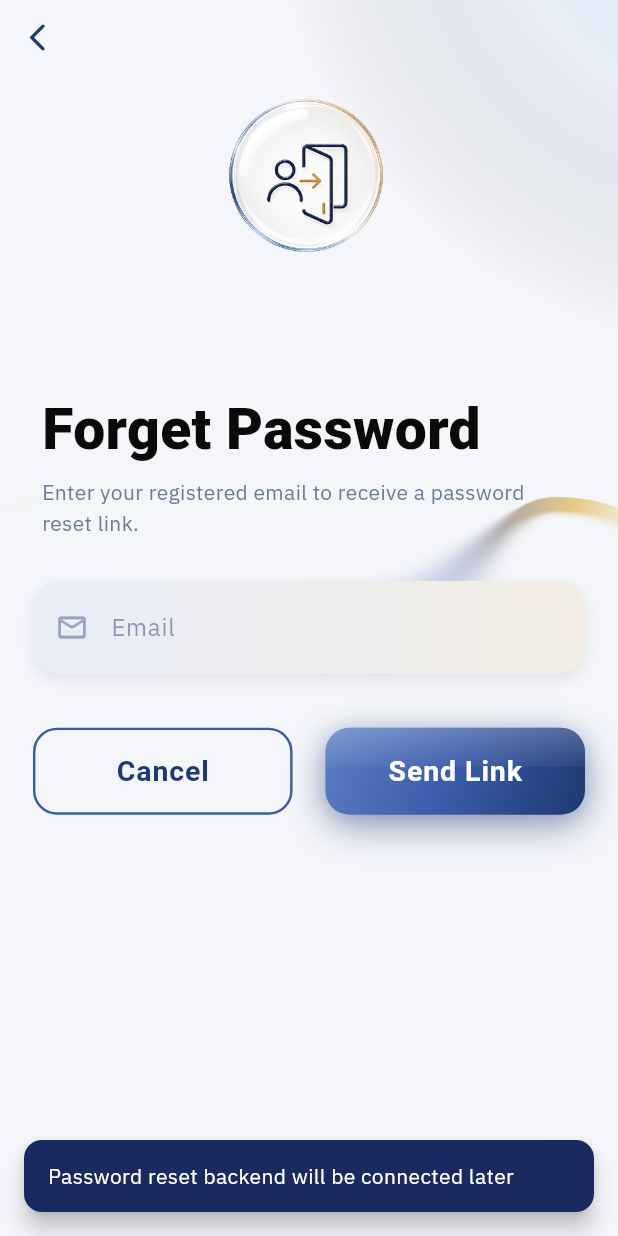
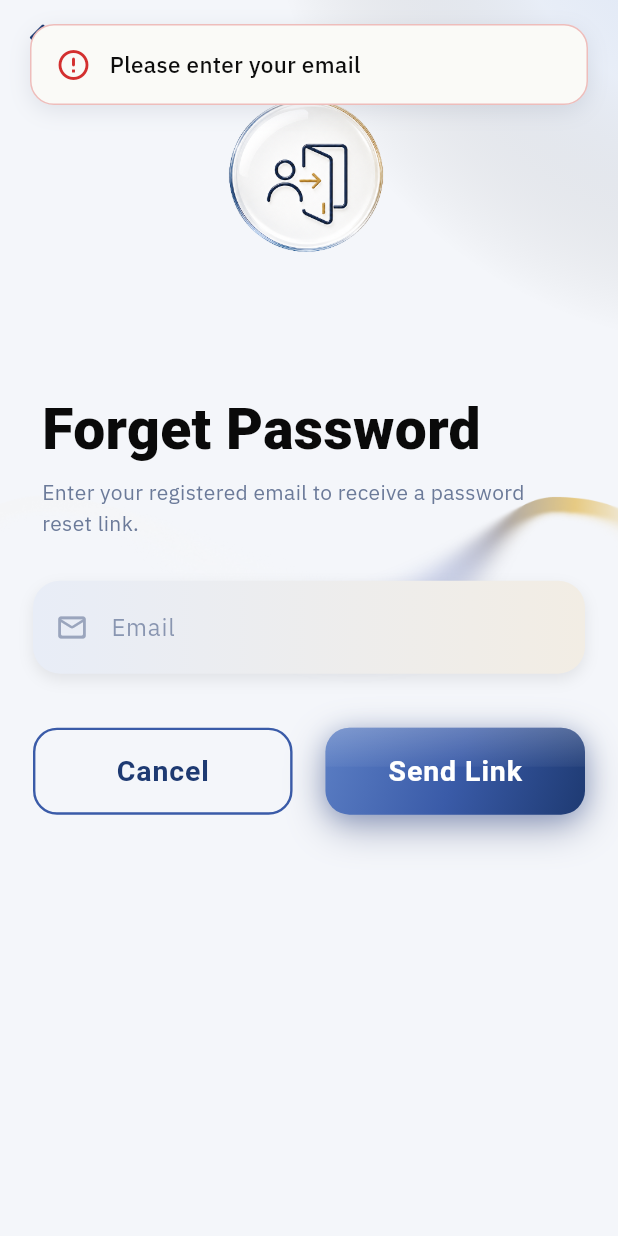
Before and after one commit to muhammadhamad1104/Bulao, a Flutter app: the ForgotPasswordScreen screen opened directly, after a tap on "Send Link", on a phone screen of 412 x 824 dp. Run offline on Flutter 3.47's test engine with Material 3 defaults, Android fonts, the phone set to English and light mode, and no system bars; our stand-ins replace firebase_auth, firebase_core, google_fonts; accounts and stored records are empty.

Commit message:
Complete mobile frontend with Firebase auth integration

```diff
--- /dev/null
+++ b/mobile/lib/core/utils/firebase_error_helper.dart
@@ -0,0 +1,26 @@
+import 'package:firebase_auth/firebase_auth.dart';
+
+class FirebaseErrorHelper {
+  static String getMessage(dynamic e) {
+    if (e is FirebaseAuthException) {
+      switch (e.code) {
+        case 'user-not-found':
+          return 'No account found with this email.';
+        case 'wrong-password':
+          return 'Incorrect password. Please try again.';
+        case 'invalid-email':
+        case 'invalid-credential':
+          return 'Invalid email or password. Please try again.';
+        case 'email-already-in-use':
+          return 'This email is already registered.';
+        case 'weak-password':
+          return 'Password should be at least 6 characters.';
+        case 'network-request-failed':
+          return 'Network error. Please check your internet connection.';
+        default:
+          return e.message ?? 'Something went wrong. Please try again.';
+      }
+    }
+    return 'An unexpected error occurred.';
+  }
+}
--- /dev/null
+++ b/mobile/lib/core/widgets/bulao_toast.dart
@@ -0,0 +1,136 @@
+import 'package:flutter/material.dart';
+import 'package:google_fonts/google_fonts.dart';
+
+enum ToastType { success, error, info }
+
+class BulaoToast {
+  static void show(BuildContext context, {required String message, ToastType type = ToastType.info}) {
+    final overlay = Overlay.of(context);
+    late OverlayEntry overlayEntry;
+
+    Color bgColor;
+    Color iconColor;
+    IconData iconData;
+
+    switch (type) {
+      case ToastType.success:
+        bgColor = const Color(0xFFFAFAF7); // Bulao Cream
+        iconColor = const Color(0xFF2E7D32); // Green
+        iconData = Icons.check_circle_rounded;
+        break;
+      case ToastType.error:
+        bgColor = const Color(0xFFFAFAF7); // Bulao Cream
+        iconColor = const Color(0xFFD32F2F); // Red
+        iconData = Icons.error_outline_rounded;
+        break;
+      case ToastType.info:
+        bgColor = const Color(0xFFFAFAF7); // Bulao Cream
+        iconColor = const Color(0xFFC9A84C); // Bulao Gold
+        iconData = Icons.info_outline_rounded;
+        break;
+    }
+
+    overlayEntry = OverlayEntry(
+      builder: (context) => Positioned(
+        top: MediaQuery.of(context).padding.top + 16,
+        left: 20,
+        right: 20,
+        child: Material(
+          color: Colors.transparent,
+          child: _ToastAnimation(
+            child: Container(
+              padding: const EdgeInsets.symmetric(horizontal: 16, vertical: 14),
+              decoration: BoxDecoration(
+                color: bgColor,
+                borderRadius: BorderRadius.circular(16),
+                boxShadow: [
+                  BoxShadow(
+                    color: const Color(0xFF1E2D4E).withValues(alpha: 0.1), // Soft navy shadow
+                    blurRadius: 12,
+                    offset: const Offset(0, 4),
+                  ),
+                ],
+                border: Border.all(
+                  color: iconColor.withValues(alpha: 0.3),
+                  width: 1,
+                ),
+              ),
+              child: Row(
+                children: [
+                  Icon(iconData, color: iconColor, size: 24),
+                  const SizedBox(width: 12),
+                  Expanded(
+                    child: Text(
+                      message,
+                      style: GoogleFonts.ibmPlexSans(
+                        color: const Color(0xFF0D0D0D),
+                        fontSize: 15,
+                        fontWeight: FontWeight.w500,
+                      ),
+                    ),
+                  ),
+                ],
+              ),
+            ),
+          ),
+        ),
+      ),
+    );
+
+    overlay.insert(overlayEntry);
+
+    Future.delayed(const Duration(seconds: 3), () {
+      if (overlayEntry.mounted) {
+        overlayEntry.remove();
+      }
+    });
+  }
+}
+
+class _ToastAnimation extends StatefulWidget {
+  final Widget child;
+  const _ToastAnimation({required this.child});
+
+  @override
+  State<_ToastAnimation> createState() => _ToastAnimationState();
+}
+
+class _ToastAnimationState extends State<_ToastAnimation> with SingleTickerProviderStateMixin {
+  late AnimationController _controller;
+  late Animation<double> _fadeAnimation;
+  late Animation<Offset> _slideAnimation;
+
+  @override
+  void initState() {
+    super.initState();
+    _controller = AnimationController(vsync: this, duration: const Duration(milliseconds: 300));
+    _fadeAnimation = Tween<double>(begin: 0.0, end: 1.0).animate(CurvedAnimation(parent: _controller, curve: Curves.easeOut));
+    _slideAnimation = Tween<Offset>(begin: const Offset(0, -0.5), end: Offset.zero).animate(CurvedAnimation(parent: _controller, curve: Curves.easeOutCubic));
+
+    _controller.forward();
+
+    // Reverse animation before removal
+    Future.delayed(const Duration(milliseconds: 2700), () {
+      if (mounted) {
+        _controller.reverse();
+      }
+    });
+  }
+
+  @override
+  void dispose() {
+    _controller.dispose();
+    super.dispose();
+  }
+
+  @override
+  Widget build(BuildContext context) {
+    return FadeTransition(
+      opacity: _fadeAnimation,
+      child: SlideTransition(
+        position: _slideAnimation,
+        child: widget.child,
+      ),
+    );
+  }
+}
--- a/mobile/lib/features/auth/forgot_password_screen.dart
+++ b/mobile/lib/features/auth/forgot_password_screen.dart
@@ -1,5 +1,8 @@
 import 'package:flutter/material.dart';
 import 'package:google_fonts/google_fonts.dart';
+import 'package:firebase_auth/firebase_auth.dart';
+import '../../core/widgets/bulao_toast.dart';
+import '../../core/utils/firebase_error_helper.dart';
 import 'widgets/auth_header_logo.dart';
 import 'widgets/auth_text_field.dart';
 import 'widgets/auth_primary_button.dart';
@@ -15,6 +18,7 @@ class ForgotPasswordScreen extends StatefulWidget {
 
 class _ForgotPasswordScreenState extends State<ForgotPasswordScreen> {
   final _emailController = TextEditingController();
+  bool _isLoading = false;
 
   @override
   void dispose() {
@@ -28,19 +32,32 @@ class _ForgotPasswordScreenState extends State<ForgotPasswordScreen> {
     }
   }
 
-  void _onSendLinkPressed() {
-    ScaffoldMessenger.of(context).showSnackBar(
-      SnackBar(
-        content: Text(
-          'Password reset backend will be connected later',
-          style: GoogleFonts.ibmPlexSans(color: Colors.white),
-        ),
-        backgroundColor: const Color(0xFF1A2A5E),
-        behavior: SnackBarBehavior.floating,
-        shape: RoundedRectangleBorder(borderRadius: BorderRadius.circular(12)),
-        margin: const EdgeInsets.all(16),
-      ),
-    );
+  Future<void> _onSendLinkPressed() async {
+    if (_emailController.text.trim().isEmpty) {
+      BulaoToast.show(context, message: 'Please enter your email', type: ToastType.error);
+      return;
+    }
+
+    setState(() { _isLoading = true; });
+
+    try {
+      await FirebaseAuth.instance.sendPasswordResetEmail(
+        email: _emailController.text.trim(),
+      );
+
+      if (mounted) {
+        BulaoToast.show(context, message: 'Password reset link sent to your email', type: ToastType.success);
+        _goBack();
+      }
+    } catch (e) {
+      if (mounted) {
+        BulaoToast.show(context, message: FirebaseErrorHelper.getMessage(e), type: ToastType.error);
+      }
+    } finally {
+      if (mounted) {
+        setState(() { _isLoading = false; });
+      }
+    }
   }
 
   @override
@@ -134,11 +151,17 @@ class _ForgotPasswordScreenState extends State<ForgotPasswordScreen> {
                                 onPressed: _goBack,
                               ),
                               // Send Link — primary gradient button
-                              AuthPrimaryButton(
-                                label: 'Send Link',
-                                width: btnWidth,
-                                onPressed: _onSendLinkPressed,
-                              ),
+                              _isLoading
+                                  ? SizedBox(
+                                      width: btnWidth,
+                                      child: const Center(
+                                          child: CircularProgressIndicator(color: Color(0xFFC9A84C))),
+                                    )
+                                  : AuthPrimaryButton(
+                                      label: 'Send Link',
+                                      width: btnWidth,
+                                      onPressed: _onSendLinkPressed,
+                                    ),
                             ],
                           ),
                         ),
--- a/mobile/lib/features/splash/splash_screen.dart
+++ b/mobile/lib/features/splash/splash_screen.dart
@@ -1,6 +1,6 @@
 import 'package:flutter/material.dart';
 import 'dart:async';
-import 'package:mobile/features/auth/login_screen.dart';
+import 'package:mobile/features/auth/auth_gate.dart';
 
 class SplashScreen extends StatefulWidget {
   const SplashScreen({super.key});
@@ -42,7 +42,7 @@ class _SplashScreenState extends State<SplashScreen> with SingleTickerProviderSt
       if (mounted) {
         Navigator.of(context).pushReplacement(
           PageRouteBuilder(
-            pageBuilder: (context, animation, secondaryAnimation) => const LoginScreen(),
+            pageBuilder: (context, animation, secondaryAnimation) => const AuthGate(),
             transitionsBuilder: (context, animation, secondaryAnimation, child) {
               return FadeTransition(
                 opacity: animation,
--- a/mobile/pubspec.yaml
+++ b/mobile/pubspec.yaml
@@ -35,6 +35,8 @@ dependencies:
   # Use with the CupertinoIcons class for iOS style icons.
   cupertino_icons: ^1.0.8
   google_fonts: ^6.1.0
+  firebase_core: ^4.9.0
+  firebase_auth: ^6.5.1
 
 dev_dependencies:
   flutter_test:
```
Also changed, not shown: mobile/lib/features/auth/auth_gate.dart (added, +41 -0 lines), mobile/lib/features/auth/login_screen.dart (+36 -18 lines), mobile/lib/features/auth/signup_screen.dart (+50 -10 lines), mobile/lib/features/home/widgets/home_drawer.dart (+13 -12 lines), mobile/lib/main.dart (+7 -1 lines), mobile/firebase.json (added), mobile/lib/firebase_options.dart (added), mobile/pubspec.lock, 9 other files.
